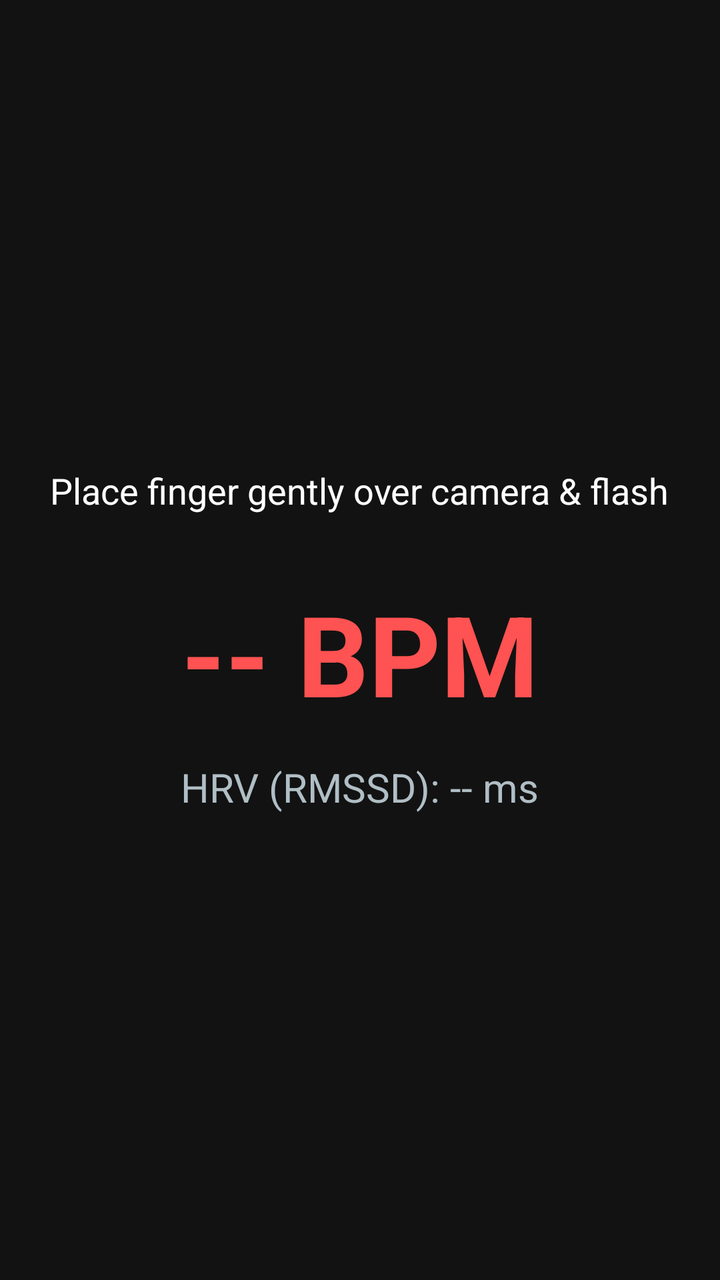
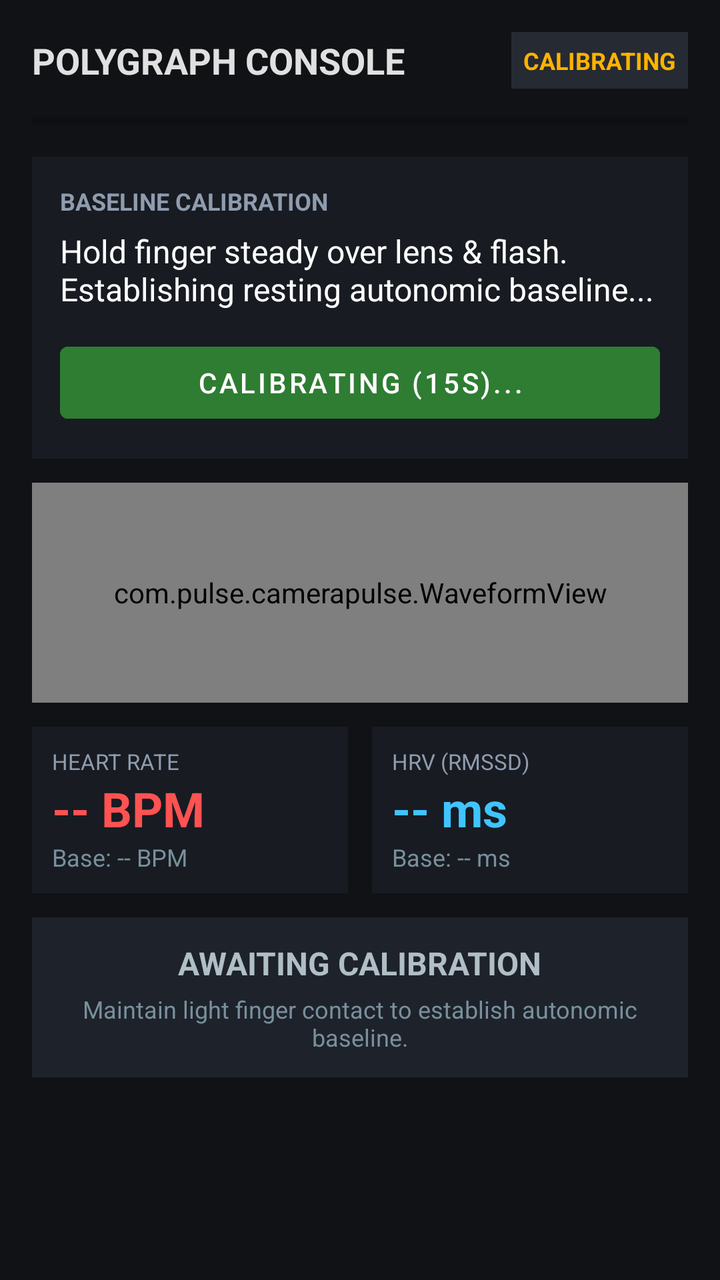

Screens rendered from an Android XML layout before and after an edit, with the pre-edit source and the edit as a unified diff.
<!-- AndroidManifest.xml: application theme Theme.MaterialComponents.DayNight.NoActionBar -->
<!-- res/layout/activity_main.xml -->
<?xml version="1.0" encoding="utf-8"?>
<LinearLayout xmlns:android="http://schemas.android.com/apk/res/android"
    android:layout_width="match_parent"
    android:layout_height="match_parent"
    android:orientation="vertical"
    android:gravity="center"
    android:background="#121212"
    android:padding="24dp">

    <TextView
        android:id="@+id/tvInstruction"
        android:layout_width="wrap_content"
        android:layout_height="wrap_content"
        android:text="Place finger gently over camera &amp; flash"
        android:textColor="#FFFFFF"
        android:textSize="18sp"
        android:layout_marginBottom="32dp" />

    <TextView
        android:id="@+id/tvBpm"
        android:layout_width="wrap_content"
        android:layout_height="wrap_content"
        android:text="-- BPM"
        android:textColor="#FF5252"
        android:textSize="56sp"
        android:textStyle="bold" />

    <TextView
        android:id="@+id/tvHrv"
        android:layout_width="wrap_content"
        android:layout_height="wrap_content"
        android:text="HRV (RMSSD): -- ms"
        android:textColor="#B0BEC5"
        android:textSize="20sp"
        android:layout_marginTop="16dp" />
</LinearLayout>
<!-- resources referenced by this layout -->
<resources>

</resources>

<!-- the commit's change to res/layout/activity_main.xml (unified diff, before → after) -->
@@ -3,34 +3,193 @@
     android:layout_width="match_parent"
     android:layout_height="match_parent"
     android:orientation="vertical"
-    android:gravity="center"
-    android:background="#121212"
-    android:padding="24dp">
+    android:background="#101216"
+    android:padding="16dp">
 
-    <TextView
-        android:id="@+id/tvInstruction"
-        android:layout_width="wrap_content"
+    <LinearLayout
+        android:layout_width="match_parent"
         android:layout_height="wrap_content"
-        android:text="Place finger gently over camera &amp; flash"
-        android:textColor="#FFFFFF"
-        android:textSize="18sp"
-        android:layout_marginBottom="32dp" />
+        android:orientation="horizontal"
+        android:gravity="center_vertical"
+        android:layout_marginBottom="12dp">
 
-    <TextView
-        android:id="@+id/tvBpm"
-        android:layout_width="wrap_content"
+        <TextView
+            android:layout_width="0dp"
+            android:layout_height="wrap_content"
+            android:layout_weight="1"
+            android:text="POLYGRAPH CONSOLE"
+            android:textColor="#E0E0E0"
+            android:textSize="18sp"
+            android:textStyle="bold" />
+
+        <TextView
+            android:id="@+id/tvStatusBadge"
+            android:layout_width="wrap_content"
+            android:layout_height="wrap_content"
+            android:text="CALIBRATING"
+            android:textColor="#FFB300"
+            android:textSize="12sp"
+            android:textStyle="bold"
+            android:padding="6dp"
+            android:background="#262A33" />
+    </LinearLayout>
+
+    <ProgressBar
+        android:id="@+id/progressBar"
+        style="?android:attr/progressBarStyleHorizontal"
+        android:layout_width="match_parent"
+        android:layout_height="8dp"
+        android:max="100"
+        android:progress="0"
+        android:layout_marginBottom="14dp" />
+
+    <LinearLayout
+        android:layout_width="match_parent"
         android:layout_height="wrap_content"
-        android:text="-- BPM"
-        android:textColor="#FF5252"
-        android:textSize="56sp"
-        android:textStyle="bold" />
+        android:orientation="vertical"
+        android:background="#181B22"
+        android:padding="14dp"
+        android:layout_marginBottom="12dp">
 
-    <TextView
-        android:id="@+id/tvHrv"
-        android:layout_width="wrap_content"
+        <TextView
+            android:id="@+id/tvQuestionTitle"
+            android:layout_width="wrap_content"
+            android:layout_height="wrap_content"
+            android:text="BASELINE CALIBRATION"
+            android:textColor="#8F9CAE"
+            android:textSize="12sp"
+            android:textStyle="bold" />
+
+        <TextView
+            android:id="@+id/tvQuestionText"
+            android:layout_width="match_parent"
+            android:layout_height="wrap_content"
+            android:text="Hold finger steady over lens &amp; flash. Establishing resting autonomic baseline..."
+            android:textColor="#FFFFFF"
+            android:textSize="16sp"
+            android:layout_marginTop="6dp"
+            android:layout_marginBottom="12dp" />
+
+        <Button
+            android:id="@+id/btnAction"
+            android:layout_width="match_parent"
+            android:layout_height="48dp"
+            android:text="Calibrating (15s)..."
+            android:textColor="#FFFFFF"
+            android:backgroundTint="#2E7D32"
+            android:enabled="false" />
+    </LinearLayout>
+
+    <com.pulse.camerapulse.WaveformView
+        android:id="@+id/waveformView"
+        android:layout_width="match_parent"
+        android:layout_height="110dp"
+        android:background="#14171E"
+        android:layout_marginBottom="12dp" />
+
+    <LinearLayout
+        android:layout_width="match_parent"
         android:layout_height="wrap_content"
-        android:text="HRV (RMSSD): -- ms"
-        android:textColor="#B0BEC5"
-        android:textSize="20sp"
-        android:layout_marginTop="16dp" />
+        android:orientation="horizontal"
+        android:weightSum="2"
+        android:layout_marginBottom="12dp">
+
+        <LinearLayout
+            android:layout_width="0dp"
+            android:layout_height="wrap_content"
+            android:layout_weight="1"
+            android:orientation="vertical"
+            android:background="#181B22"
+            android:padding="10dp"
+            android:layout_marginEnd="6dp">
+
+            <TextView
+                android:layout_width="wrap_content"
+                android:layout_height="wrap_content"
+                android:text="HEART RATE"
+                android:textColor="#8F9CAE"
+                android:textSize="11sp" />
+
+            <TextView
+                android:id="@+id/tvBpmLive"
+                android:layout_width="wrap_content"
+                android:layout_height="wrap_content"
+                android:text="-- BPM"
+                android:textColor="#FF5252"
+                android:textSize="24sp"
+                android:textStyle="bold" />
+
+            <TextView
+                android:id="@+id/tvBpmBaseline"
+                android:layout_width="wrap_content"
+                android:layout_height="wrap_content"
+                android:text="Base: -- BPM"
+                android:textColor="#78909C"
+                android:textSize="12sp" />
+        </LinearLayout>
+
+        <LinearLayout
+            android:layout_width="0dp"
+            android:layout_height="wrap_content"
+            android:layout_weight="1"
+            android:orientation="vertical"
+            android:background="#181B22"
+            android:padding="10dp"
+            android:layout_marginStart="6dp">
+
+            <TextView
+                android:layout_width="wrap_content"
+                android:layout_height="wrap_content"
+                android:text="HRV (RMSSD)"
+                android:textColor="#8F9CAE"
+                android:textSize="11sp" />
+
+            <TextView
+                android:id="@+id/tvHrvLive"
+                android:layout_width="wrap_content"
+                android:layout_height="wrap_content"
+                android:text="-- ms"
+                android:textColor="#40C4FF"
+                android:textSize="24sp"
+                android:textStyle="bold" />
+
+            <TextView
+                android:id="@+id/tvHrvBaseline"
+                android:layout_width="wrap_content"
+                android:layout_height="wrap_content"
+                android:text="Base: -- ms"
+                android:textColor="#78909C"
+                android:textSize="12sp" />
+        </LinearLayout>
+    </LinearLayout>
+
+    <LinearLayout
+        android:id="@+id/layoutVerdict"
+        android:layout_width="match_parent"
+        android:layout_height="wrap_content"
+        android:orientation="vertical"
+        android:background="#1E222B"
+        android:padding="12dp"
+        android:gravity="center">
+
+        <TextView
+            android:id="@+id/tvVerdictTitle"
+            android:layout_width="wrap_content"
+            android:layout_height="wrap_content"
+            android:text="AWAITING CALIBRATION"
+            android:textColor="#B0BEC5"
+            android:textSize="16sp"
+            android:textStyle="bold" />
+
+        <TextView
+            android:id="@+id/tvVerdictSubtitle"
+            android:layout_width="wrap_content"
+            android:layout_height="wrap_content"
+            android:text="Maintain light finger contact to establish autonomic baseline."
+            android:textColor="#78909C"
+            android:textSize="12sp"
+            android:layout_marginTop="4dp"
+            android:gravity="center" />
+    </LinearLayout>
+
 </LinearLayout>
